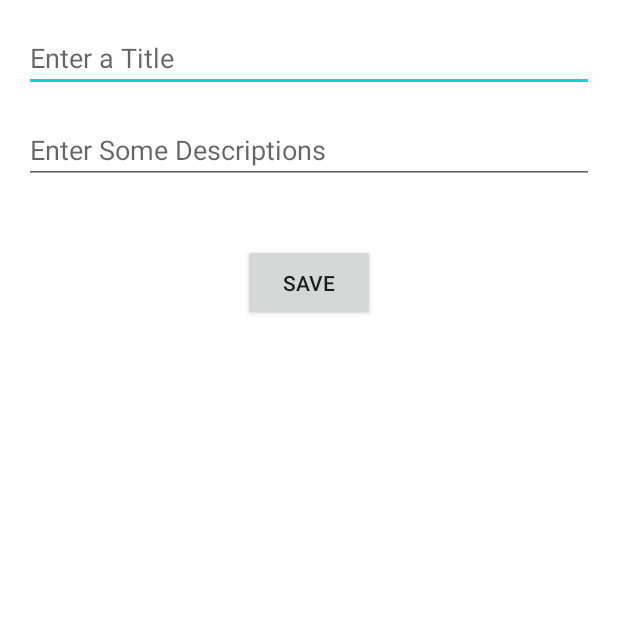
After one commit to Rubikamp22-23/TodoListApp, an Android app: the EditNoteActivity screen opened directly, with no data from a screen before it, on a phone screen of 412 x 824 dp, the top half of it. The commit adds this screen. Run offline under Robolectric (Android 15) with nearby library versions, the phone set to English and light mode, and no system bars; our stand-ins replace navigation-ui.

Commit message:
created the editActivity

```diff
--- a/app/build.gradle
+++ b/app/build.gradle
@@ -34,6 +34,8 @@ android {
 
 dependencies {
 
+    implementation 'androidx.navigation:navigation-fragment:2.5.3'
+    implementation 'androidx.navigation:navigation-ui:2.5.3'
     def room_version = "2.5.1"
     implementation 'androidx.appcompat:appcompat:1.6.1'
     implementation 'com.google.android.material:material:1.8.0'
--- a/app/src/main/AndroidManifest.xml
+++ b/app/src/main/AndroidManifest.xml
@@ -12,6 +12,11 @@
         android:theme="@style/Theme.TodoApp"
         tools:targetApi="31">
         <activity
+            android:name=".EditNoteActivity"
+            android:exported="false"
+            android:label="@string/title_activity_edit_note"
+            android:theme="@style/Theme.TodoApp.NoActionBar" />
+        <activity
             android:name=".MainActivity"
             android:exported="true">
             <intent-filter>
--- /dev/null
+++ b/app/src/main/java/com/example/todoapp/EditNoteActivity.java
@@ -0,0 +1,33 @@
+package com.example.todoapp;
+
+import android.os.Bundle;
+
+import com.google.android.material.snackbar.Snackbar;
+
+import androidx.appcompat.app.AppCompatActivity;
+
+import android.view.View;
+
+import androidx.navigation.NavController;
+import androidx.navigation.Navigation;
+import androidx.navigation.ui.AppBarConfiguration;
+import androidx.navigation.ui.NavigationUI;
+
+import com.example.todoapp.databinding.ActivityEditNoteBinding;
+
+public class EditNoteActivity extends AppCompatActivity {
+
+    private ActivityEditNoteBinding binding;
+
+    @Override
+    protected void onCreate(Bundle savedInstanceState) {
+        super.onCreate(savedInstanceState);
+
+        binding = ActivityEditNoteBinding.inflate(getLayoutInflater());
+        setContentView(binding.getRoot());
+
+
+    }
+
+
+}
--- /dev/null
+++ b/app/src/main/res/layout/activity_edit_note.xml
@@ -0,0 +1,41 @@
+<?xml version="1.0" encoding="utf-8"?>
+<androidx.constraintlayout.widget.ConstraintLayout xmlns:android="http://schemas.android.com/apk/res/android"
+    xmlns:app="http://schemas.android.com/apk/res-auto"
+    xmlns:tools="http://schemas.android.com/tools"
+    android:layout_width="match_parent"
+    android:layout_height="match_parent"
+    tools:context=".EditNoteActivity">
+
+    <androidx.appcompat.widget.AppCompatEditText
+        android:id="@+id/edittext_title"
+        android:layout_width="match_parent"
+        android:layout_height="wrap_content"
+        android:layout_margin="16dp"
+        android:hint="Enter a Title"
+        app:layout_constraintEnd_toEndOf="parent"
+        app:layout_constraintStart_toStartOf="parent"
+        app:layout_constraintTop_toTopOf="parent" />
+
+
+    <androidx.appcompat.widget.AppCompatEditText
+        android:id="@+id/edittext_description"
+        android:layout_width="match_parent"
+        android:layout_height="wrap_content"
+        android:layout_margin="16dp"
+        android:hint="Enter Some Descriptions"
+        app:layout_constraintEnd_toEndOf="parent"
+        app:layout_constraintStart_toStartOf="parent"
+        app:layout_constraintTop_toBottomOf="@id/edittext_title" />
+
+    <androidx.appcompat.widget.AppCompatButton
+        android:id="@+id/button_save"
+        android:layout_width="wrap_content"
+        android:layout_height="wrap_content"
+        android:layout_marginTop="40dp"
+        app:layout_constraintEnd_toEndOf="parent"
+        app:layout_constraintStart_toStartOf="parent"
+        android:padding="16dp"
+        android:text="Save"
+        app:layout_constraintTop_toBottomOf="@id/edittext_description" />
+
+</androidx.constraintlayout.widget.ConstraintLayout>
--- /dev/null
+++ b/app/src/main/res/values-land/dimens.xml
@@ -0,0 +1,3 @@
+<resources>
+    <dimen name="fab_margin">48dp</dimen>
+</resources>
--- /dev/null
+++ b/app/src/main/res/values-w1240dp/dimens.xml
@@ -0,0 +1,3 @@
+<resources>
+    <dimen name="fab_margin">200dp</dimen>
+</resources>
--- /dev/null
+++ b/app/src/main/res/values-w600dp/dimens.xml
@@ -0,0 +1,3 @@
+<resources>
+    <dimen name="fab_margin">48dp</dimen>
+</resources>
--- /dev/null
+++ b/app/src/main/res/values/dimens.xml
@@ -0,0 +1,3 @@
+<resources>
+    <dimen name="fab_margin">16dp</dimen>
+</resources>
--- a/app/src/main/res/values/themes.xml
+++ b/app/src/main/res/values/themes.xml
@@ -13,4 +13,13 @@
         <item name="android:statusBarColor">?attr/colorPrimaryVariant</item>
         <!-- Customize your theme here. -->
     </style>
+
+    <style name="Theme.TodoApp.NoActionBar">
+        <item name="windowActionBar">false</item>
+        <item name="windowNoTitle">true</item>
+    </style>
+
+    <style name="Theme.TodoApp.AppBarOverlay" parent="ThemeOverlay.AppCompat.Dark.ActionBar" />
+
+    <style name="Theme.TodoApp.PopupOverlay" parent="ThemeOverlay.AppCompat.Light" />
 </resources>
```
Also changed, not shown: app/src/main/java/com/example/todoapp/MainActivity.java (+31 -1 lines), app/src/main/java/com/example/todoapp/NoteAdapter.java (+6 -6 lines), app/src/main/res/navigation/nav_graph.xml (added, +28 -0 lines), app/src/main/res/values/strings.xml (+9 -0 lines).
